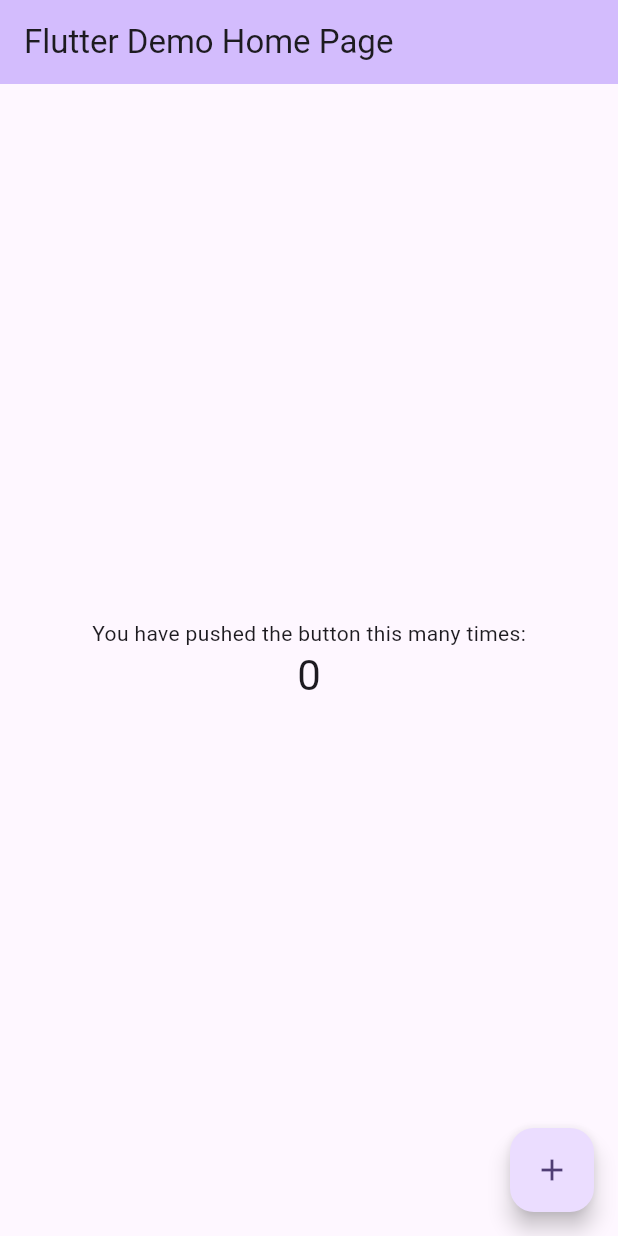
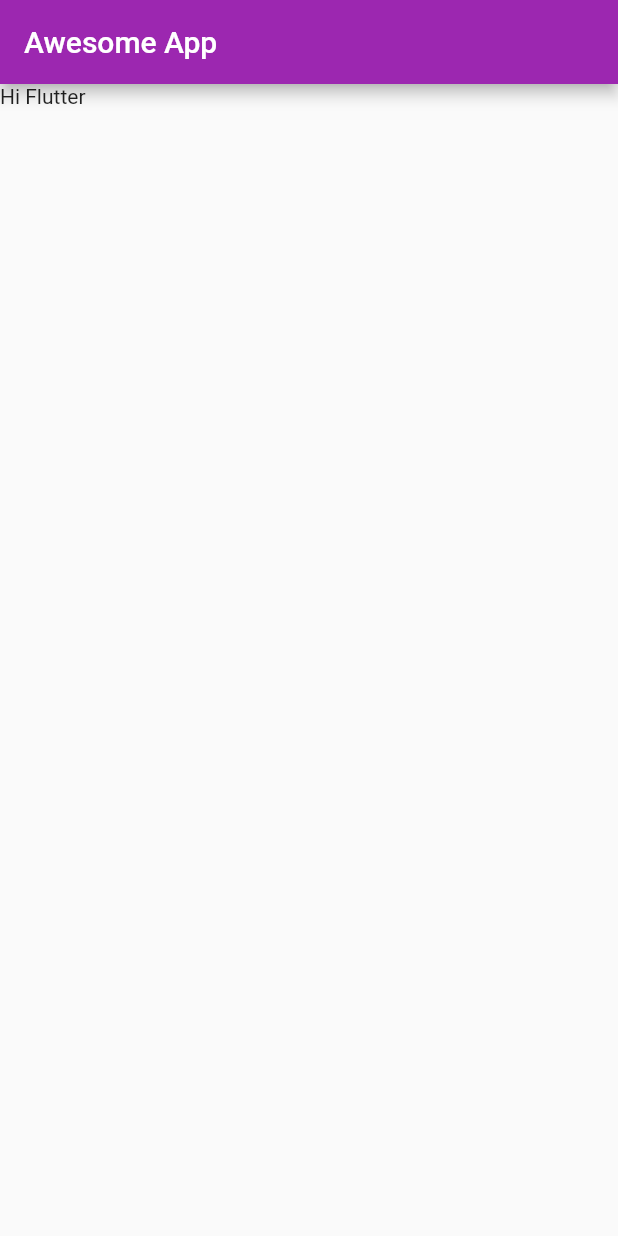
Before and after one commit to ALOK8467100/Flutter-Tutorial, a Flutter app: the screen it shows after launch, on a phone screen of 412 x 824 dp. Run offline on Flutter 3.47's test engine with Material 2 defaults, Android fonts, the phone set to English and light mode, and no system bars.

Commit message:
ch1 completed

```diff
--- a/lib/main.dart
+++ b/lib/main.dart
@@ -1,125 +1,32 @@
+// ignore_for_file: unnecessary_import, avoid_unnecessary_containers, prefer_const_constructors
+
 import 'package:flutter/material.dart';
+import 'package:flutter/widgets.dart';
 
-void main() {
-  runApp(const MyApp());
+void main(){
+  // WidgetsApp // MaterialAppp  // CupertinoApp
+  // now WidgetsApp not provide inbuild design, it is kind of low level development.
+  // So we use MaterialApp for various functions.
+  // And if we want to intrested in Human Interface so we use CupertinoApp
+  runApp(MaterialApp(
+     home: const Homepage(),
+     theme:ThemeData(
+      primarySwatch: Colors.purple,
+     ),
+  ));
 }
 
-class MyApp extends StatelessWidget {
-  const MyApp({super.key});
 
-  // This widget is the root of your application.
+class Homepage extends StatelessWidget {
+  const Homepage({super.key});
+
   @override
   Widget build(BuildContext context) {
-    return MaterialApp(
-      title: 'Flutter Demo',
-      theme: ThemeData(
-        // This is the theme of your application.
-        //
-        // TRY THIS: Try running your application with "flutter run". You'll see
-        // the application has a blue toolbar. Then, without quitting the app,
-        // try changing the seedColor in the colorScheme below to Colors.green
-        // and then invoke "hot reload" (save your changes or press the "hot
-        // reload" button in a Flutter-supported IDE, or press "r" if you used
-        // the command line to start the app).
-        //
-        // Notice that the counter didn't reset back to zero; the application
-        // state is not lost during the reload. To reset the state, use hot
-        // restart instead.
-        //
-        // This works for code too, not just values: Most code changes can be
-        // tested with just a hot reload.
-        colorScheme: ColorScheme.fromSeed(seedColor: Colors.deepPurple),
-        useMaterial3: true,
+    return Scaffold(
+      appBar: AppBar(
+        title: const Text("Awesome App"),
       ),
-      home: const MyHomePage(title: 'Flutter Demo Home Page'),
+      body: Container(child:Text("Hi Flutter")),
     );
   }
 }
-
-class MyHomePage extends StatefulWidget {
-  const MyHomePage({super.key, required this.title});
-
-  // This widget is the home page of your application. It is stateful, meaning
-  // that it has a State object (defined below) that contains fields that affect
-  // how it looks.
-
-  // This class is the configuration for the state. It holds the values (in this
-  // case the title) provided by the parent (in this case the App widget) and
-  // used by the build method of the State. Fields in a Widget subclass are
-  // always marked "final".
-
-  final String title;
-
-  @override
-  State<MyHomePage> createState() => _MyHomePageState();
-}
-
-class _MyHomePageState extends State<MyHomePage> {
-  int _counter = 0;
-
-  void _incrementCounter() {
-    setState(() {
-      // This call to setState tells the Flutter framework that something has
-      // changed in this State, which causes it to rerun the build method below
-      // so that the display can reflect the updated values. If we changed
-      // _counter without calling setState(), then the build method would not be
-      // called again, and so nothing would appear to happen.
-      _counter++;
-    });
-  }
-
-  @override
-  Widget build(BuildContext context) {
-    // This method is rerun every time setState is called, for instance as done
-    // by the _incrementCounter method above.
-    //
-    // The Flutter framework has been optimized to make rerunning build methods
-    // fast, so that you can just rebuild anything that needs updating rather
-    // than having to individually change instances of widgets.
-    return Scaffold(
-      appBar: AppBar(
-        // TRY THIS: Try changing the color here to a specific color (to
-        // Colors.amber, perhaps?) and trigger a hot reload to see the AppBar
-        // change color while the other colors stay the same.
-        backgroundColor: Theme.of(context).colorScheme.inversePrimary,
-        // Here we take the value from the MyHomePage object that was created by
-        // the App.build method, and use it to set our appbar title.
-        title: Text(widget.title),
-      ),
-      body: Center(
-        // Center is a layout widget. It takes a single child and positions it
-        // in the middle of the parent.
-        child: Column(
-          // Column is also a layout widget. It takes a list of children and
-          // arranges them vertically. By default, it sizes itself to fit its
-          // children horizontally, and tries to be as tall as its parent.
-          //
-          // Column has various properties to control how it sizes itself and
-          // how it positions its children. Here we use mainAxisAlignment to
-          // center the children vertically; the main axis here is the vertical
-          // axis because Columns are vertical (the cross axis would be
-          // horizontal).
-          //
-          // TRY THIS: Invoke "debug painting" (choose the "Toggle Debug Paint"
-          // action in the IDE, or press "p" in the console), to see the
-          // wireframe for each widget.
-          mainAxisAlignment: MainAxisAlignment.center,
-          children: <Widget>[
-            const Text(
-              'You have pushed the button this many times:',
-            ),
-            Text(
-              '$_counter',
-              style: Theme.of(context).textTheme.headlineMedium,
-            ),
-          ],
-        ),
-      ),
-      floatingActionButton: FloatingActionButton(
-        onPressed: _incrementCounter,
-        tooltip: 'Increment',
-        child: const Icon(Icons.add),
-      ), // This trailing comma makes auto-formatting nicer for build methods.
-    );
-  }
-}
```
